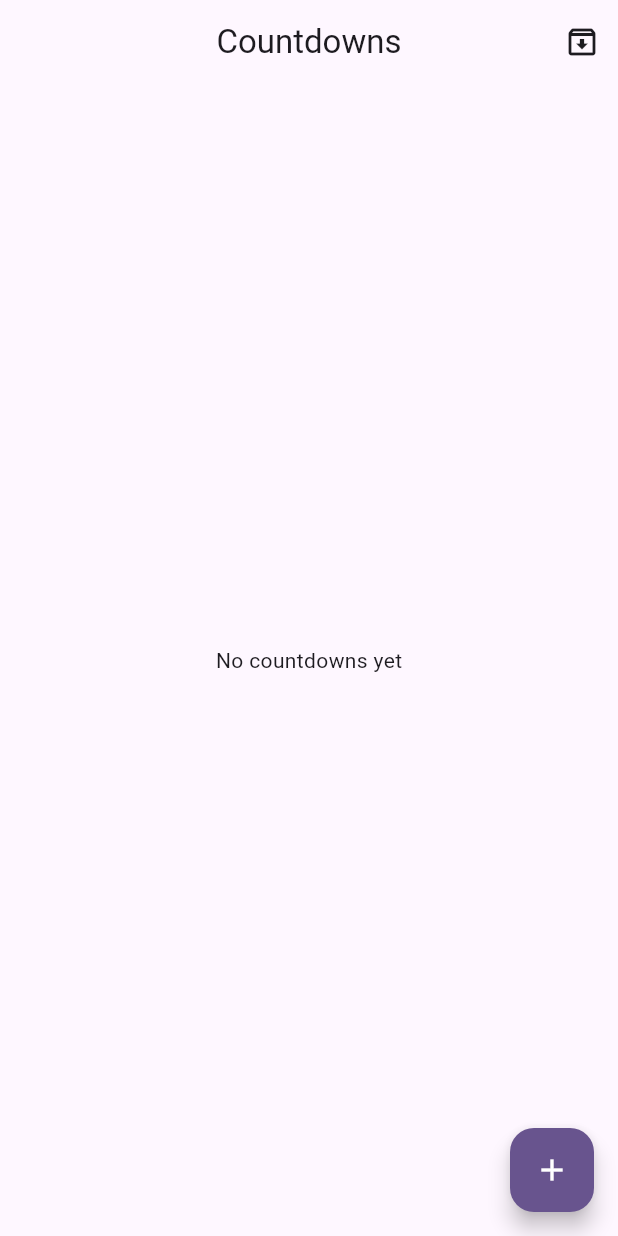
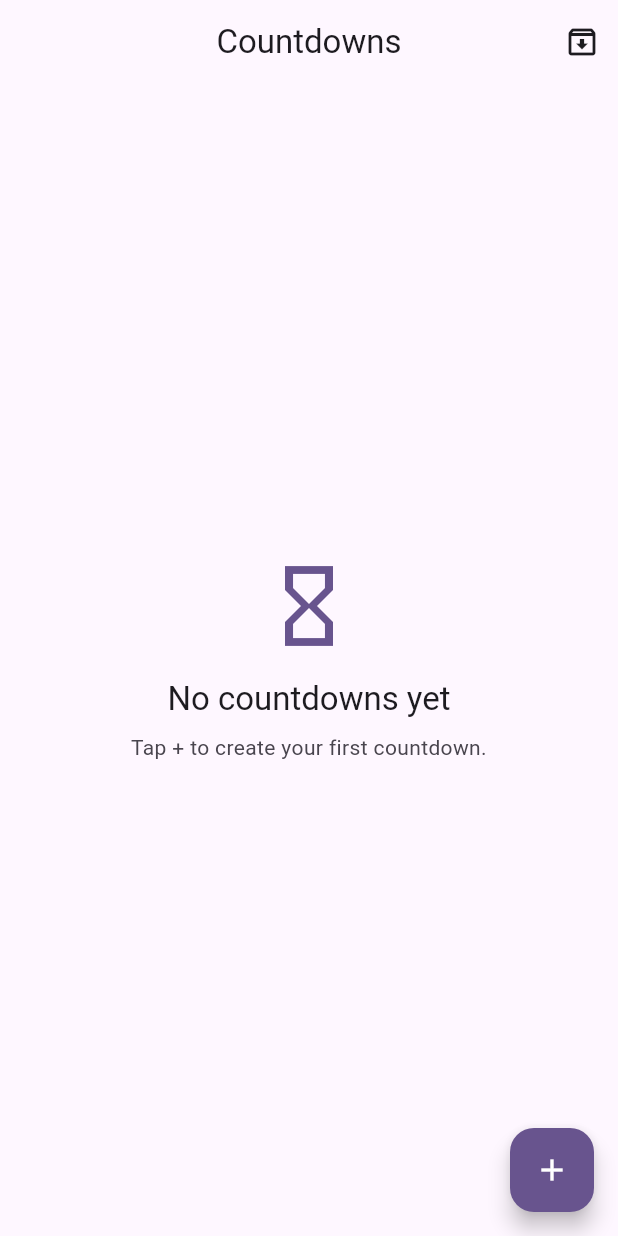
Before and after one commit to marius-27/countdown-mobile-app, a Flutter app: the screen it shows after launch, on a phone screen of 412 x 824 dp. Run offline on Flutter 3.47's test engine with Material 3 defaults, Android fonts, the phone set to English and light mode, and no system bars; our stand-ins replace shared_preferences.

Commit message:
feat: add empty countdown state

```diff
--- a/lib/screens/home/home_screen.dart
+++ b/lib/screens/home/home_screen.dart
@@ -4,6 +4,7 @@ import '../../core/constants/app_routes.dart';
 import '../../models/countdown_event.dart';
 import '../../repositories/event_repository.dart';
 import '../../widgets/countdown_event_card.dart';
+import '../../widgets/empty_countdown_state.dart';
 
 class HomeScreen extends StatefulWidget {
   const HomeScreen({super.key, required this.repository});
@@ -68,7 +69,7 @@ class _HomeScreenState extends State<HomeScreen> {
       return const Center(child: CircularProgressIndicator());
     }
     if (_events.isEmpty) {
-      return const Center(child: Text('No countdowns yet'));
+      return const EmptyCountdownState();
     }
     return ListView.separated(
       padding: const EdgeInsets.fromLTRB(16, 16, 16, 88),
--- /dev/null
+++ b/lib/widgets/empty_countdown_state.dart
@@ -0,0 +1,36 @@
+import 'package:flutter/material.dart';
+
+class EmptyCountdownState extends StatelessWidget {
+  const EmptyCountdownState({super.key});
+
+  @override
+  Widget build(BuildContext context) {
+    final theme = Theme.of(context);
+
+    return Center(
+      child: Padding(
+        padding: const EdgeInsets.all(32),
+        child: Column(
+          mainAxisSize: MainAxisSize.min,
+          children: [
+            Icon(
+              Icons.hourglass_empty,
+              size: 64,
+              color: theme.colorScheme.primary,
+            ),
+            const SizedBox(height: 16),
+            Text('No countdowns yet', style: theme.textTheme.titleLarge),
+            const SizedBox(height: 8),
+            Text(
+              'Tap + to create your first countdown.',
+              style: theme.textTheme.bodyMedium?.copyWith(
+                color: theme.colorScheme.onSurfaceVariant,
+              ),
+              textAlign: TextAlign.center,
+            ),
+          ],
+        ),
+      ),
+    );
+  }
+}
```
